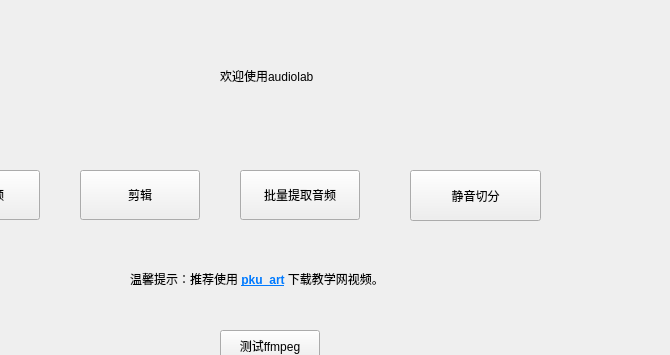
Above: mainwindow.ui from xyzlyz/audiolab before the change; both pictures show x 130 to 800 and y 0 to 355 of the 800 by 600 pixel window. Below: the same form after it.
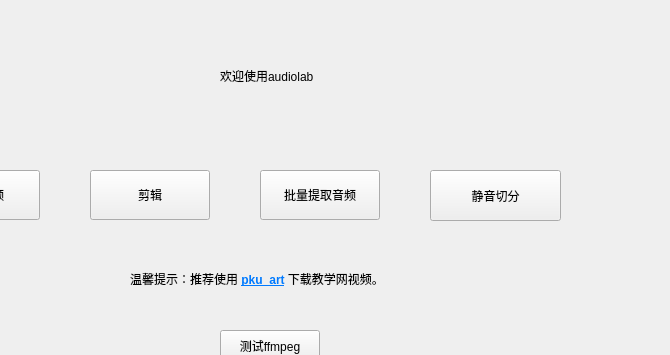
That is the form after the change.

Diff of the .ui file:
```diff
--- a/mainwindow.ui
+++ b/mainwindow.ui
@@ -27,7 +27,7 @@
    <widget class="QPushButton" name="To_audioextract">
     <property name="geometry">
      <rect>
-      <x>370</x>
+      <x>390</x>
       <y>170</y>
       <width>120</width>
       <height>50</height>
@@ -76,7 +76,7 @@
    <widget class="QPushButton" name="To_audiocut">
     <property name="geometry">
      <rect>
-      <x>210</x>
+      <x>220</x>
       <y>170</y>
       <width>120</width>
       <height>50</height>
@@ -144,7 +144,7 @@
    <widget class="QPushButton" name="scut">
     <property name="geometry">
      <rect>
-      <x>540</x>
+      <x>560</x>
       <y>170</y>
       <width>131</width>
       <height>51</height>
```
